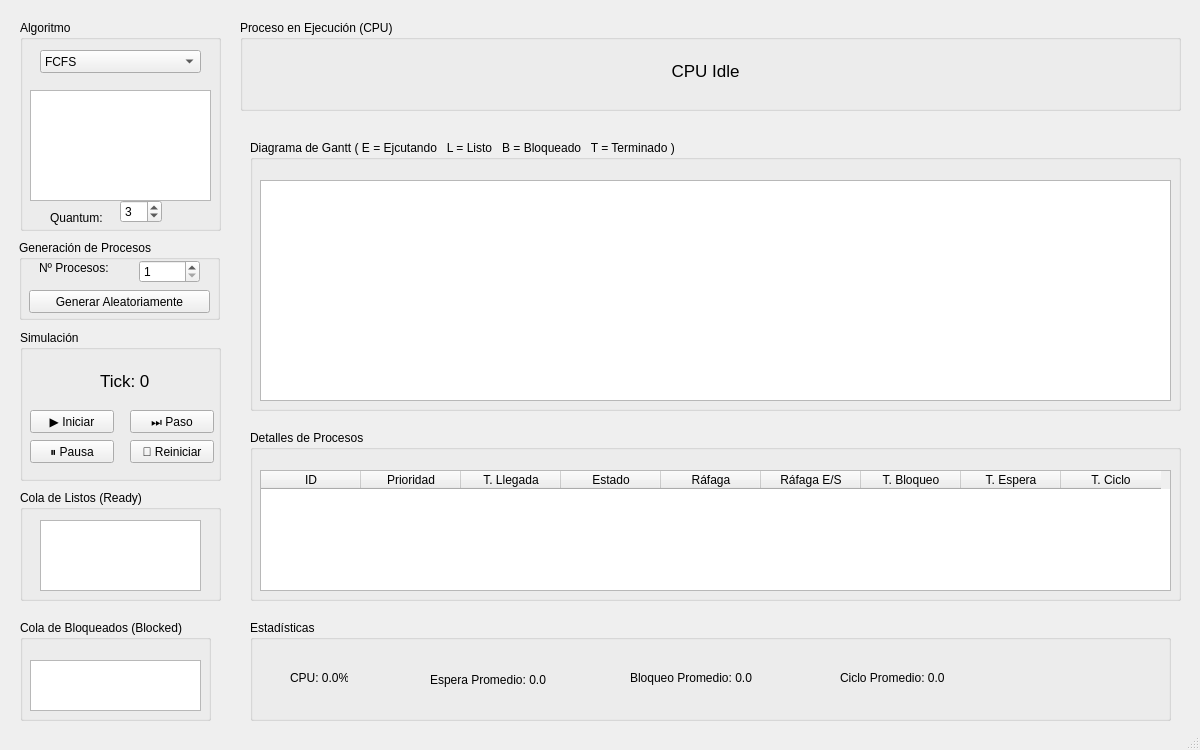
The window that Forms/mainwindow.ui (Jesus6405/process_scheduler_simulator) describes before a commit, drawn with Qt 5.
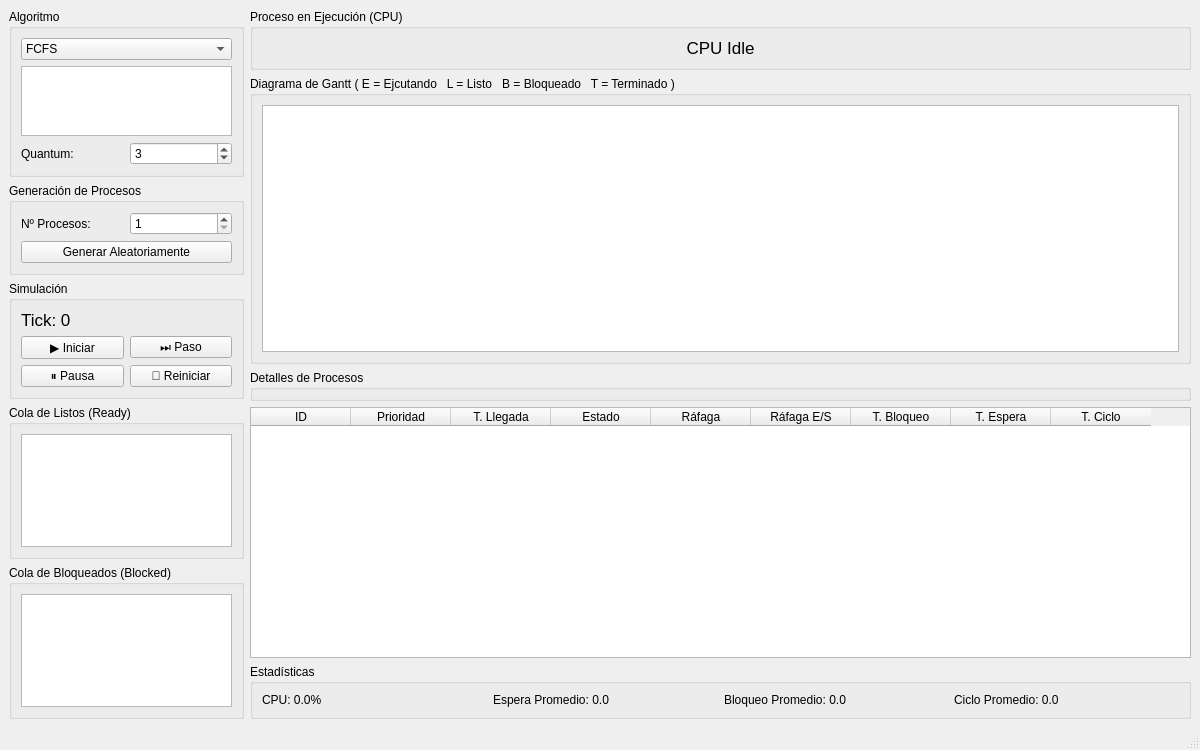
The same window after the commit.

Commit message: feat: General changes to the GUI (Layouts)

The edit to the form file:
```diff
--- a/Forms/mainwindow.ui
+++ b/Forms/mainwindow.ui
@@ -20,27 +20,19 @@
    <string>MainWindow</string>
   </property>
   <widget class="QWidget" name="centralwidget">
+   <layout class="QVBoxLayout" name="verticalLayout_13">
+    <item>
+     <layout class="QHBoxLayout" name="horizontalLayout_4" stretch="1,4">
+      <item>
+       <layout class="QVBoxLayout" name="verticalLayout_7">
+        <item>
    <widget class="QGroupBox" name="algorithmGroupBox">
-    <property name="geometry">
-     <rect>
-      <x>20</x>
-      <y>20</y>
-      <width>201</width>
-      <height>211</height>
-     </rect>
-    </property>
     <property name="title">
      <string>Algoritmo</string>
     </property>
+          <layout class="QVBoxLayout" name="verticalLayout_6">
+           <item>
     <widget class="QComboBox" name="algorithmComboBox">
-     <property name="geometry">
-      <rect>
-       <x>20</x>
-       <y>30</y>
-       <width>161</width>
-       <height>23</height>
-      </rect>
-     </property>
      <item>
       <property name="text">
        <string>FCFS</string>
@@ -77,38 +69,28 @@
       </property>
      </item>
     </widget>
+           </item>
+           <item>
     <widget class="QTextBrowser" name="algorithmDescription">
-     <property name="geometry">
-      <rect>
-       <x>10</x>
-       <y>70</y>
-       <width>181</width>
-       <height>111</height>
-      </rect>
-     </property>
-    </widget>
+             <property name="sizePolicy">
+              <sizepolicy hsizetype="Expanding" vsizetype="Expanding">
+               <horstretch>0</horstretch>
+               <verstretch>0</verstretch>
+              </sizepolicy>
+             </property>
+            </widget>
+           </item>
+           <item>
+            <layout class="QHBoxLayout" name="horizontalLayout_2">
+             <item>
     <widget class="QLabel" name="quantumLabel">
-     <property name="geometry">
-      <rect>
-       <x>30</x>
-       <y>190</y>
-       <width>71</width>
-       <height>16</height>
-      </rect>
-     </property>
      <property name="text">
       <string>Quantum:</string>
      </property>
     </widget>
+             </item>
+             <item>
     <widget class="QSpinBox" name="quantumSpinBox">
-     <property name="geometry">
-      <rect>
-       <x>100</x>
-       <y>180</y>
-       <width>42</width>
-       <height>23</height>
-      </rect>
-     </property>
      <property name="minimum">
       <number>1</number>
      </property>
@@ -119,157 +101,139 @@
       <number>3</number>
      </property>
     </widget>
-   </widget>
+             </item>
+            </layout>
+           </item>
+          </layout>
+         </widget>
+        </item>
+        <item>
+         <widget class="QGroupBox" name="groupBox_8">
+          <property name="title">
+           <string>Generación de Procesos</string>
+          </property>
+          <layout class="QVBoxLayout" name="verticalLayout_5">
+           <item>
+            <layout class="QHBoxLayout" name="horizontalLayout">
+             <item>
+              <widget class="QLabel" name="label">
+               <property name="text">
+                <string>Nº Procesos:</string>
+               </property>
+              </widget>
+             </item>
+             <item>
+              <widget class="QSpinBox" name="processCountSpinBox">
+               <property name="minimum">
+                <number>1</number>
+               </property>
+              </widget>
+             </item>
+            </layout>
+           </item>
+           <item>
+            <widget class="QPushButton" name="generateButton">
+             <property name="text">
+              <string>Generar Aleatoriamente</string>
+             </property>
+            </widget>
+           </item>
+          </layout>
+         </widget>
+        </item>
+        <item>
    <widget class="QGroupBox" name="groupBox">
-    <property name="geometry">
-     <rect>
-      <x>20</x>
-      <y>330</y>
-      <width>201</width>
-      <height>151</height>
-     </rect>
-    </property>
     <property name="title">
      <string>Simulación</string>
     </property>
-    <widget class="QPushButton" name="startButton">
-     <property name="geometry">
-      <rect>
-       <x>10</x>
-       <y>80</y>
-       <width>84</width>
-       <height>23</height>
-      </rect>
+          <layout class="QVBoxLayout" name="verticalLayout_4">
+           <item>
+            <widget class="QLabel" name="tickLabel">
+             <property name="font">
+              <font>
+               <pointsize>13</pointsize>
+              </font>
      </property>
      <property name="text">
-      <string>▶ Iniciar</string>
-     </property>
-    </widget>
-    <widget class="QPushButton" name="pauseButton">
-     <property name="geometry">
-      <rect>
-       <x>10</x>
-       <y>110</y>
-       <width>84</width>
-       <height>23</height>
-      </rect>
-     </property>
-     <property name="text">
-      <string>⏸ Pausa</string>
-     </property>
-    </widget>
+              <string>Tick: 0</string>
+             </property>
+            </widget>
+           </item>
+           <item>
+            <layout class="QGridLayout" name="gridLayout">
+             <item row="0" column="1">
     <widget class="QPushButton" name="stepButton">
-     <property name="geometry">
-      <rect>
-       <x>110</x>
-       <y>80</y>
-       <width>84</width>
-       <height>23</height>
-      </rect>
-     </property>
      <property name="text">
       <string>⏭ Paso</string>
      </property>
     </widget>
+             </item>
+             <item row="1" column="0">
+              <widget class="QPushButton" name="pauseButton">
+               <property name="text">
+                <string>⏸ Pausa</string>
+               </property>
+              </widget>
+             </item>
+             <item row="1" column="1">
     <widget class="QPushButton" name="resetButton">
-     <property name="geometry">
-      <rect>
-       <x>110</x>
-       <y>110</y>
-       <width>84</width>
-       <height>23</height>
-      </rect>
-     </property>
      <property name="text">
       <string>🔄 Reiniciar</string>
      </property>
     </widget>
-    <widget class="QLabel" name="tickLabel">
-     <property name="geometry">
-      <rect>
-       <x>80</x>
-       <y>40</y>
-       <width>91</width>
-       <height>21</height>
-      </rect>
-     </property>
-     <property name="font">
-      <font>
-       <pointsize>13</pointsize>
-      </font>
-     </property>
+             </item>
+             <item row="0" column="0">
+              <widget class="QPushButton" name="startButton">
      <property name="text">
-      <string>Tick: 0</string>
-     </property>
-    </widget>
-   </widget>
+                <string>▶ Iniciar</string>
+               </property>
+              </widget>
+             </item>
+            </layout>
+           </item>
+          </layout>
+         </widget>
+        </item>
+        <item>
+         <layout class="QVBoxLayout" name="verticalLayout_3">
+          <item>
    <widget class="QGroupBox" name="groupBox_2">
-    <property name="geometry">
-     <rect>
-      <x>20</x>
-      <y>490</y>
-      <width>201</width>
-      <height>111</height>
-     </rect>
-    </property>
     <property name="title">
      <string>Cola de Listos (Ready)</string>
     </property>
-    <widget class="QListWidget" name="readyListWidget">
-     <property name="geometry">
-      <rect>
-       <x>20</x>
-       <y>30</y>
-       <width>161</width>
-       <height>71</height>
-      </rect>
-     </property>
-    </widget>
-   </widget>
+            <layout class="QVBoxLayout" name="verticalLayout">
+             <item>
+              <widget class="QListWidget" name="readyListWidget"/>
+             </item>
+            </layout>
+           </widget>
+          </item>
+          <item>
    <widget class="QGroupBox" name="groupBox_3">
-    <property name="geometry">
-     <rect>
-      <x>20</x>
-      <y>620</y>
-      <width>191</width>
-      <height>101</height>
-     </rect>
-    </property>
     <property name="title">
      <string>Cola de Bloqueados (Blocked)</string>
     </property>
-    <widget class="QListWidget" name="blockedListWidget">
-     <property name="geometry">
-      <rect>
-       <x>10</x>
-       <y>40</y>
-       <width>171</width>
-       <height>51</height>
-      </rect>
-     </property>
-    </widget>
-   </widget>
+            <layout class="QVBoxLayout" name="verticalLayout_2">
+             <item>
+              <widget class="QListWidget" name="blockedListWidget"/>
+             </item>
+            </layout>
+           </widget>
+          </item>
+         </layout>
+        </item>
+       </layout>
+      </item>
+      <item>
+       <layout class="QVBoxLayout" name="verticalLayout_12">
+        <item>
    <widget class="QGroupBox" name="groupBox_4">
-    <property name="geometry">
-     <rect>
-      <x>240</x>
-      <y>20</y>
-      <width>941</width>
-      <height>91</height>
-     </rect>
-    </property>
     <property name="title">
      <string>Proceso en Ejecución (CPU)</string>
     </property>
+          <layout class="QVBoxLayout" name="verticalLayout_8">
+           <item>
     <widget class="QLabel" name="cpuProcessLabel">
-     <property name="geometry">
-      <rect>
-       <x>270</x>
-       <y>40</y>
-       <width>391</width>
-       <height>21</height>
-      </rect>
-     </property>
      <property name="font">
       <font>
        <pointsize>13</pointsize>
@@ -282,52 +246,33 @@
       <set>Qt::AlignmentFlag::AlignCenter</set>
      </property>
     </widget>
-   </widget>
+           </item>
+          </layout>
+         </widget>
+        </item>
+        <item>
    <widget class="QGroupBox" name="groupBox_5">
-    <property name="geometry">
-     <rect>
-      <x>250</x>
-      <y>140</y>
-      <width>931</width>
-      <height>271</height>
-     </rect>
-    </property>
     <property name="title">
      <string>Diagrama de Gantt ( E = Ejcutando   L = Listo   B = Bloqueado   T = Terminado )</string>
     </property>
-    <widget class="QTableWidget" name="ganttChart">
-     <property name="geometry">
-      <rect>
-       <x>10</x>
-       <y>40</y>
-       <width>911</width>
-       <height>221</height>
-      </rect>
-     </property>
-    </widget>
-   </widget>
+          <layout class="QVBoxLayout" name="verticalLayout_9">
+           <item>
+            <widget class="QTableWidget" name="ganttChart"/>
+           </item>
+          </layout>
+         </widget>
+        </item>
+        <item>
+         <layout class="QVBoxLayout" name="verticalLayout_10">
+          <item>
    <widget class="QGroupBox" name="groupBox_6">
-    <property name="geometry">
-     <rect>
-      <x>250</x>
-      <y>430</y>
-      <width>931</width>
-      <height>171</height>
-     </rect>
-    </property>
     <property name="title">
      <string>Detalles de Procesos</string>
     </property>
    </widget>
+          </item>
+          <item>
    <widget class="QTableWidget" name="processTable">
-    <property name="geometry">
-     <rect>
-      <x>260</x>
-      <y>470</y>
-      <width>911</width>
-      <height>121</height>
-     </rect>
-    </property>
     <column>
      <property name="text">
       <string>ID</string>
@@ -374,123 +319,55 @@
      </property>
     </column>
    </widget>
+          </item>
+         </layout>
+        </item>
+        <item>
    <widget class="QGroupBox" name="groupBox_7">
-    <property name="geometry">
-     <rect>
-      <x>250</x>
-      <y>620</y>
-      <width>921</width>
-      <height>101</height>
-     </rect>
-    </property>
     <property name="title">
      <string>Estadísticas</string>
     </property>
+          <layout class="QVBoxLayout" name="verticalLayout_11">
+           <item>
+            <layout class="QHBoxLayout" name="horizontalLayout_3">
+             <item>
     <widget class="QLabel" name="cpuUtilLabel">
-     <property name="geometry">
-      <rect>
-       <x>40</x>
-       <y>50</y>
-       <width>58</width>
-       <height>15</height>
-      </rect>
-     </property>
      <property name="text">
       <string>CPU: 0.0%</string>
      </property>
     </widget>
+             </item>
+             <item>
     <widget class="QLabel" name="avgWaitLabel">
-     <property name="geometry">
-      <rect>
-       <x>180</x>
-       <y>50</y>
-       <width>131</width>
-       <height>20</height>
-      </rect>
-     </property>
      <property name="text">
       <string>Espera Promedio: 0.0</string>
      </property>
     </widget>
+             </item>
+             <item>
     <widget class="QLabel" name="avgBlockedLabel">
-     <property name="geometry">
-      <rect>
-       <x>380</x>
-       <y>50</y>
-       <width>141</width>
-       <height>16</height>
-      </rect>
-     </property>
      <property name="text">
       <string>Bloqueo Promedio: 0.0</string>
      </property>
     </widget>
+             </item>
+             <item>
     <widget class="QLabel" name="avgTurnaroundLabel">
-     <property name="geometry">
-      <rect>
-       <x>590</x>
-       <y>50</y>
-       <width>141</width>
-       <height>16</height>
-      </rect>
-     </property>
      <property name="text">
       <string>Ciclo Promedio: 0.0</string>
      </property>
     </widget>
-   </widget>
-   <widget class="QGroupBox" name="groupBox_8">
-    <property name="geometry">
-     <rect>
-      <x>19</x>
-      <y>240</y>
-      <width>201</width>
-      <height>80</height>
-     </rect>
-    </property>
-    <property name="title">
-     <string>Generación de Procesos</string>
-    </property>
-    <widget class="QSpinBox" name="processCountSpinBox">
-     <property name="geometry">
-      <rect>
-       <x>120</x>
-       <y>20</y>
-       <width>61</width>
-       <height>23</height>
-      </rect>
-     </property>
-     <property name="minimum">
-      <number>1</number>
-     </property>
-    </widget>
-    <widget class="QLabel" name="label">
-     <property name="geometry">
-      <rect>
-       <x>20</x>
-       <y>20</y>
-       <width>81</width>
-       <height>16</height>
-      </rect>
-     </property>
-     <property name="text">
-      <string>Nº Procesos:</string>
-     </property>
-    </widget>
-    <widget class="QPushButton" name="generateButton">
-     <property name="geometry">
-      <rect>
-       <x>10</x>
-       <y>50</y>
-       <width>181</width>
-       <height>23</height>
-      </rect>
-     </property>
-     <property name="text">
-      <string>Generar Aleatoriamente</string>
-     </property>
-    </widget>
-   </widget>
+             </item>
+            </layout>
+           </item>
+          </layout>
+         </widget>
+        </item>
+       </layout>
+      </item>
+     </layout>
+    </item>
+   </layout>
   </widget>
   <widget class="QStatusBar" name="statusbar"/>
  </widget>
```
Lines whose indentation alone changed are shown as unchanged. The commit also changes 1 other file.
